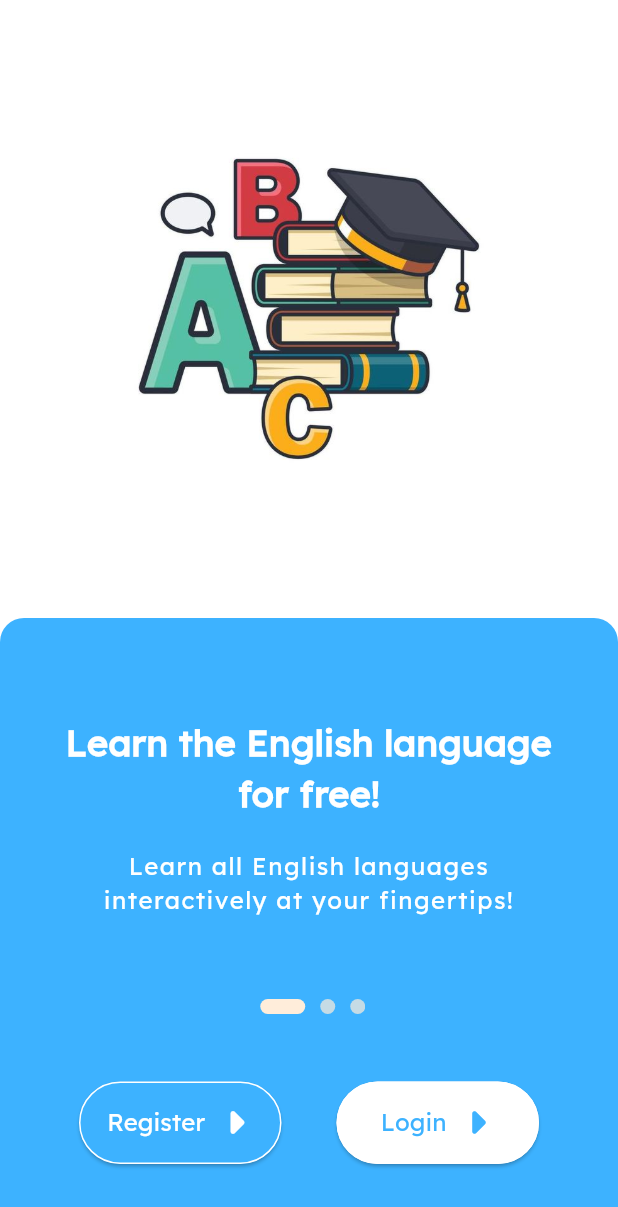
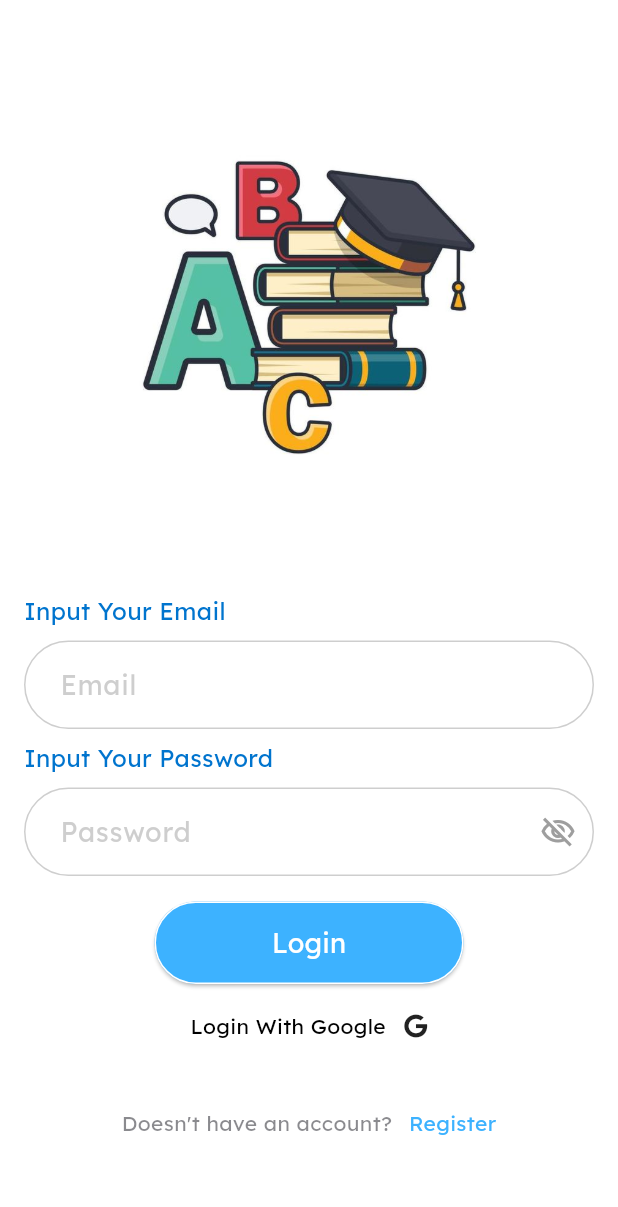
Before and after one commit to TuongPhamCT/ABC_Learning, a Flutter app: the screen it shows after launch, after a tap on "Login", on a phone screen of 412 x 824 dp. Shown: the top 1207 px of the screen. Run offline on Flutter 3.47's test engine with Material 3 defaults, Android fonts, the light colour scheme and no system bars; our stand-ins replace firebase_auth, firebase_core, font_awesome_flutter, gap, hive_flutter, simple_gradient_text; accounts and stored records are empty; project files that could hold a hidden picture were left out.

Commit message:
login ui done

```diff
--- /dev/null
+++ b/abc_learning_app/lib/component/input_frame.dart
@@ -0,0 +1,65 @@
+import 'package:abc_learning_app/constant/color_palette.dart';
+import 'package:abc_learning_app/constant/text_style.dart';
+import 'package:flutter/material.dart';
+
+class InputFrame extends StatefulWidget {
+  final String? hintText;
+  final bool? isPassword;
+  final TextEditingController? controller;
+  const InputFrame(
+      {super.key, this.hintText, this.isPassword = false, this.controller});
+
+  @override
+  State<InputFrame> createState() => _InputFrameState();
+}
+
+class _InputFrameState extends State<InputFrame> {
+  bool isObscure = false;
+
+  @override
+  void initState() {
+    super.initState();
+    isObscure = widget.isPassword ?? false;
+  }
+
+  @override
+  Widget build(BuildContext context) {
+    return TextField(
+      onTapOutside: (event) {
+        FocusScope.of(context).unfocus();
+      },
+      controller: widget.controller,
+      obscureText: isObscure,
+      cursorColor: ColorPalette.logintitle,
+      style: TextStyles.loginText,
+      decoration: InputDecoration(
+        contentPadding: EdgeInsets.symmetric(horizontal: 20, vertical: 16),
+        hintText: widget.hintText,
+        hintStyle: TextStyle(color: Colors.grey.withOpacity(0.5)),
+        enabledBorder: OutlineInputBorder(
+          borderRadius: BorderRadius.circular(40),
+          borderSide: BorderSide(color: Colors.grey.withOpacity(0.5)),
+        ),
+        focusedBorder: OutlineInputBorder(
+          borderRadius: BorderRadius.circular(40),
+          borderSide: BorderSide(color: ColorPalette.logintitle),
+        ),
+        suffixIcon: widget.isPassword ?? false
+            ? IconButton(
+                onPressed: () {
+                  setState(() {
+                    isObscure = !isObscure;
+                  });
+                },
+                icon: Icon(
+                  isObscure
+                      ? Icons.visibility_off_outlined
+                      : Icons.visibility_outlined,
+                  color: Colors.grey,
+                ),
+              )
+            : null,
+      ),
+    );
+  }
+}
--- a/abc_learning_app/lib/constant/asset_helper.dart
+++ b/abc_learning_app/lib/constant/asset_helper.dart
@@ -7,4 +7,8 @@ class AssetHelper {
 
   //Splash
   static const String logo = imgAssets + 'logo.jpeg';
+
+  //login page
+  static const String googleLogo = imgAssets + 'logoGoogle.png';
+  static const String ggAvatar = imgAssets + 'ggAvt.png';
 }
--- a/abc_learning_app/lib/constant/color_palette.dart
+++ b/abc_learning_app/lib/constant/color_palette.dart
@@ -2,4 +2,10 @@ import 'package:flutter/material.dart';
 
 class ColorPalette {
   static const Color primaryColor = Color(0xff3DB2FF);
+
+  //login page
+  static const Color logintitle = Color(0xff0074CE);
+  static const Color loginbutton = Color(0xff0693F1);
+  static const Color googleDialog = Color(0xffFAFAFA);
+  static const Color emailgg = Color(0xff3C3C43);
 }
--- a/abc_learning_app/lib/constant/text_style.dart
+++ b/abc_learning_app/lib/constant/text_style.dart
@@ -1,3 +1,4 @@
+import 'package:abc_learning_app/constant/color_palette.dart';
 import 'package:flutter/material.dart';
 
 extension ExtendedTextStyle on TextStyle {
@@ -21,6 +22,32 @@ extension ExtendedTextStyle on TextStyle {
 class TextStyles {
   TextStyles(this.context);
   BuildContext? context;
+
+  //Login Page
+  static const TextStyle loginTitle = TextStyle(
+    fontSize: 16,
+    color: ColorPalette.logintitle,
+    fontWeight: FontWeight.w500,
+    fontFamily: AppFonts.lexend,
+  );
+  static const TextStyle loginText = TextStyle(
+    fontSize: 18,
+    color: Colors.black,
+    fontWeight: FontWeight.w500,
+    fontFamily: AppFonts.lexend,
+  );
+  static const TextStyle loginButtonText = TextStyle(
+    fontSize: 18,
+    color: Colors.white,
+    fontWeight: FontWeight.normal,
+    fontFamily: AppFonts.lexend,
+  );
+  static const TextStyle MediumTextRegular = TextStyle(
+    fontSize: 14,
+    color: Color(0xff3C3C43),
+    fontWeight: FontWeight.normal,
+    fontFamily: AppFonts.lexend,
+  );
 }
 
 class AppFonts {
--- /dev/null
+++ b/abc_learning_app/lib/page/login_page.dart
@@ -0,0 +1,142 @@
+import 'package:abc_learning_app/component/google_login_dialog.dart';
+import 'package:abc_learning_app/component/input_frame.dart';
+import 'package:abc_learning_app/constant/asset_helper.dart';
+import 'package:abc_learning_app/constant/color_palette.dart';
+import 'package:abc_learning_app/constant/text_style.dart';
+import 'package:flutter/material.dart';
+import 'package:font_awesome_flutter/font_awesome_flutter.dart';
+import 'package:gap/gap.dart';
+
+class LoginPage extends StatefulWidget {
+  const LoginPage({super.key});
+  static const String routeName = 'login_page';
+
+  @override
+  State<LoginPage> createState() => _LoginPageState();
+}
+
+class _LoginPageState extends State<LoginPage> {
+  @override
+  Widget build(BuildContext context) {
+    Size size = MediaQuery.of(context).size;
+    return Scaffold(
+      body: SingleChildScrollView(
+        child: Column(
+          children: [
+            Gap(30),
+            Container(
+              alignment: Alignment.center,
+              child: Image.asset(
+                AssetHelper.logo,
+                width: 300,
+                height: 350,
+              ),
+            ),
+            Container(
+              padding: EdgeInsets.all(16),
+              child: Column(
+                crossAxisAlignment: CrossAxisAlignment.start,
+                children: [
+                  Text(
+                    'Input Your Email',
+                    style: TextStyles.loginTitle,
+                  ),
+                  const Gap(8),
+                  InputFrame(
+                    hintText: 'Email',
+                  ),
+                  const Gap(8),
+                  Text(
+                    'Input Your Password',
+                    style: TextStyles.loginTitle,
+                  ),
+                  const Gap(8),
+                  InputFrame(
+                    hintText: 'Password',
+                    isPassword: true,
+                  ),
+                  const Gap(17),
+                  Container(
+                    alignment: Alignment.center,
+                    child: ElevatedButton(
+                      onPressed: () {},
+                      style: ButtonStyle(
+                        padding: MaterialStateProperty.all<EdgeInsetsGeometry>(
+                            EdgeInsets.all(8)),
+                        fixedSize: MaterialStateProperty.all<Size>(
+                            Size(size.width / 2, 55)),
+                        backgroundColor: MaterialStateProperty.all<Color>(
+                            ColorPalette.primaryColor),
+                        side: MaterialStateProperty.all<BorderSide>(
+                            BorderSide(color: Colors.white, width: 1)),
+                        shape:
+                            MaterialStateProperty.all<RoundedRectangleBorder>(
+                          RoundedRectangleBorder(
+                            borderRadius: BorderRadius.circular(40),
+                          ),
+                        ),
+                      ),
+                      child: Text('Login', style: TextStyles.loginButtonText),
+                    ),
+                  ),
+                  Gap(18),
+                  GestureDetector(
+                    onTap: () {
+                      showModalBottomSheet(
+                        context: context,
+                        builder: (BuildContext context) {
+                          return GoogleLoginDialog(); // Hiển thị bottom sheet tài khoản Google
+                        },
+                        isScrollControlled:
+                            true, // Đảm bảo bottom sheet chiếm nửa màn hình
+                      );
+                    },
+                    child: Row(
+                      mainAxisAlignment: MainAxisAlignment.center,
+                      children: [
+                        Text(
+                          'Login With Google',
+                          style: TextStyles.loginText.copyWith(
+                            fontSize: 14,
+                          ),
+                        ),
+                        const Gap(12),
+                        Icon(
+                          FontAwesomeIcons.google,
+                          size: 16,
+                        )
+                      ],
+                    ),
+                  ),
+                  Gap(45),
+                  Row(
+                    mainAxisAlignment: MainAxisAlignment.center,
+                    children: [
+                      Text(
+                        'Doesn\'t have an account? ',
+                        style: TextStyles.MediumTextRegular.copyWith(
+                          color: Color(0xff3C3C43).withOpacity(0.6),
+                        ),
+                      ),
+                      const Gap(7),
+                      GestureDetector(
+                        onTap: () {},
+                        child: Text(
+                          'Register',
+                          style: TextStyles.MediumTextRegular.copyWith(
+                            color: ColorPalette.primaryColor,
+                          ),
+                        ),
+                      ),
+                    ],
+                  ),
+                  const Gap(20),
+                ],
+              ),
+            ),
+          ],
+        ),
+      ),
+    );
+  }
+}
--- a/abc_learning_app/lib/page/starter_page.dart
+++ b/abc_learning_app/lib/page/starter_page.dart
@@ -1,5 +1,6 @@
 import 'package:abc_learning_app/constant/asset_helper.dart';
 import 'package:abc_learning_app/constant/color_palette.dart';
+import 'package:abc_learning_app/page/login_page.dart';
 import 'package:flutter/cupertino.dart';
 import 'package:flutter/material.dart';
 import 'package:flutter/widgets.dart';
@@ -158,7 +159,10 @@ class _StarterPageState extends State<StarterPage> {
                           ),
                         ),
                         ElevatedButton(
-                          onPressed: () {},
+                          onPressed: () {
+                            Navigator.of(context)
+                                .pushNamed(LoginPage.routeName);
+                          },
                           style: ButtonStyle(
                             padding:
                                 MaterialStateProperty.all<EdgeInsetsGeometry>(
--- a/abc_learning_app/lib/route.dart
+++ b/abc_learning_app/lib/route.dart
@@ -1,3 +1,4 @@
+import 'package:abc_learning_app/page/login_page.dart';
 import 'package:abc_learning_app/page/splash_page.dart';
 import 'package:abc_learning_app/page/starter_page.dart';
 import 'package:flutter/material.dart';
@@ -5,4 +6,5 @@ import 'package:flutter/material.dart';
 final Map<String, WidgetBuilder> routes = {
   SplashPage.routeName: (context) => SplashPage(),
   StarterPage.routeName: (context) => StarterPage(),
+  LoginPage.routeName: (context) => LoginPage(),
 };
```
Also changed, not shown: abc_learning_app/lib/component/google_login_dialog.dart (added, +125 -0 lines), abc_learning_app/assets/images/ggAvt.png (added), abc_learning_app/assets/images/logoGoogle.png (added).
